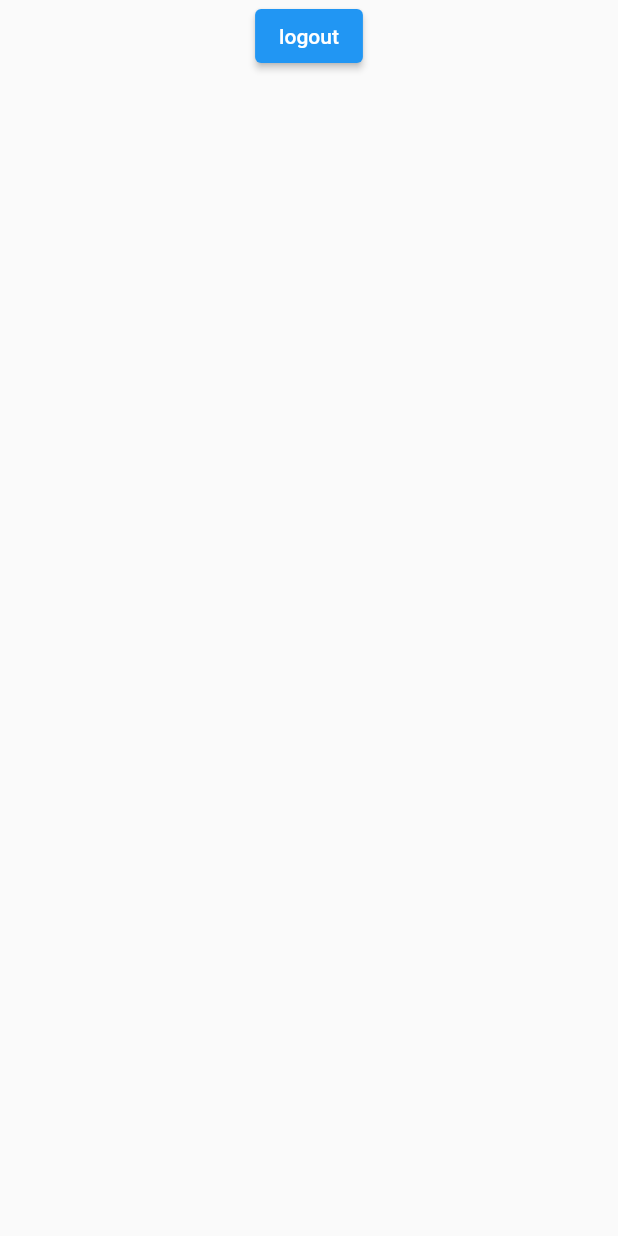
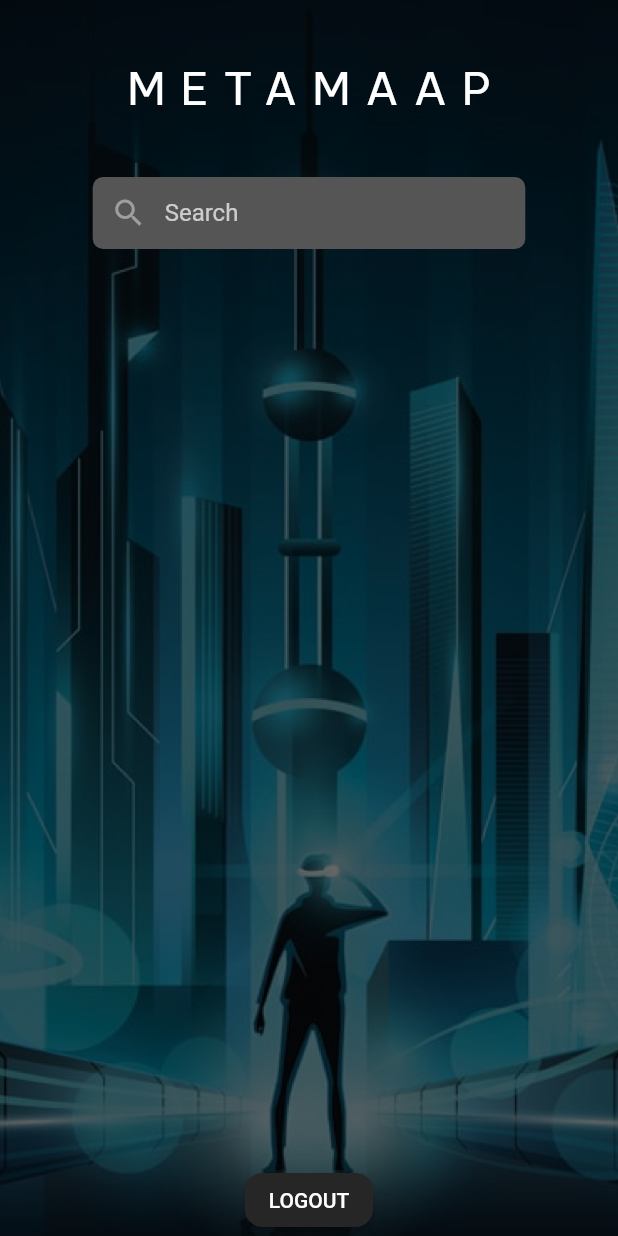
Before and after one commit to krifin/flutter-app-native, a Flutter app: the MyHome1 screen opened by its route, on a phone screen of 412 x 824 dp. Run offline on Flutter 3.47's test engine with Material 2 defaults, Android fonts, the phone set to English and light mode, and no system bars; our stand-ins replace cloud_firestore, firebase_auth, firebase_core, webview_flutter; missing offline and left inert: walletconnect_dart; accounts and stored records are empty; network calls fail.

Commit message:
afterloginhome added

```diff
--- a/lib/emailLogin.dart
+++ b/lib/emailLogin.dart
@@ -43,7 +43,7 @@ class _EmailLoginState extends State<EmailLogin> {
           SnackBar(content: Text('user logged in')),
         );
         print("user logged in");
-        Navigator.pushNamedAndRemoveUntil(context, "home", (route) => false);
+        Navigator.pushNamedAndRemoveUntil(context, "home1", (route) => false);
       }
     } on FirebaseAuthException catch (e) {
       // Show error message if sign in failed
--- a/lib/homeAfterLogin.dart
+++ b/lib/homeAfterLogin.dart
@@ -1,3 +1,4 @@
+import 'package:cloud_firestore/cloud_firestore.dart';
 import 'package:firebase_auth/firebase_auth.dart';
 import 'package:flutter/material.dart';
 
@@ -9,24 +10,181 @@ class MyHome1 extends StatefulWidget {
 }
 
 class _MyHome1State extends State<MyHome1> {
+  List<Map<String, dynamic>> documentsList = [];
+  List<Map<String, dynamic>> displayedList = [];
+  TextEditingController _searchController = TextEditingController();
+
+  Future<List<Map<String, dynamic>>> displayFields() async {
+    List<Map<String, dynamic>> list = [];
+    var data = await FirebaseFirestore.instance.collection('clientData').get();
+
+    data.docs.forEach((doc) {
+      list.add(doc.data());
+    });
+
+    return list;
+  }
+
+  @override
+  void initState() {
+    displayFields().then((list) {
+      setState(() {
+        documentsList = list;
+        displayedList = List.from(documentsList);
+        print(displayedList);
+        // Start by showing all data
+      });
+    });
+    _searchController.addListener(() {
+      filterSearchResults(_searchController.text);
+    });
+
+    super.initState();
+  }
+
+  @override
+  void dispose() {
+    _searchController.dispose();
+    super.dispose();
+  }
+
+  void filterSearchResults(String query) {
+    List<Map<String, dynamic>> searchResults = [];
+    if (query.isNotEmpty) {
+      documentsList.forEach((item) {
+        if (item["nm"].toLowerCase().contains(query.toLowerCase())) {
+          searchResults.add(item);
+        }
+      });
+      setState(() {
+        displayedList.clear();
+        displayedList.addAll(searchResults);
+      });
+    } else {
+      setState(() {
+        displayedList.clear();
+        displayedList.addAll(documentsList);
+      });
+    }
+
+    print(displayedList);
+  }
+
   @override
   Widget build(BuildContext context) {
     return Scaffold(
-      body: Container(
-        child: Center(
+      backgroundColor: Color(0xff1E1E1E),
+      body: SafeArea(
+          child: Stack(
+        alignment: Alignment.bottomCenter,
+        children: [
+          Container(
+            decoration: BoxDecoration(
+                image: DecorationImage(
+              image: AssetImage("assets/background.png"),
+              fit: BoxFit.cover,
+            )),
             child: Column(
               children: [
+                SizedBox(
+                  height: 40,
+                ),
+                Row(
+                  mainAxisAlignment: MainAxisAlignment.center,
+                  children: [
+                    Text(
+                      "METAMAAP",
+                      style: TextStyle(
+                          fontSize: 30,
+                          color: Colors.white,
+                          fontFamily: 'BeVeitnamPro',
+                          letterSpacing: 10),
+                    ),
+                  ],
+                ),
+                SizedBox(
+                  height: 40,
+                ),
+                Container(
+                  width: MediaQuery.of(context).size.width * 0.7,
+                  child: TextField(
+                    controller: _searchController,
+                    style: TextStyle(color: Colors.white),
+                    decoration: InputDecoration(
+                      prefixIcon: Icon(
+                        Icons.search,
+                        color: Colors.grey,
+                      ),
+                      hintText: 'Search',
+                      hintStyle: TextStyle(color: Colors.white70),
+                      filled: true,
+                      fillColor: Color(0xff555556),
+                      border: OutlineInputBorder(
+                        borderRadius: BorderRadius.circular(7.0),
+                        borderSide: BorderSide.none,
+                      ),
+                      contentPadding: EdgeInsets.symmetric(
+                        horizontal: 16.0,
+                      ),
+                    ),
+                  ),
+                ),
+              ],
+            ),
+          ),
           ElevatedButton(
+              style: ElevatedButton.styleFrom(
+                primary: Color(0xff262626),
+                shape: RoundedRectangleBorder(
+                  borderRadius: BorderRadius.circular(12.0),
+                ),
+              ),
               onPressed: () async {
                 await FirebaseAuth.instance.signOut();
                 Navigator.pushNamedAndRemoveUntil(
                     context, "home", (route) => false);
               },
-                  child: Text("logout"))
+              child: Text(
+                "LOGOUT",
+                style: TextStyle(color: Colors.white),
+              ))
         ],
-          ),
-        ),
-      ),
+      )),
+
+      // bottomNavigationBar: Container(
+      //   margin: EdgeInsets.only(left: 21, right: 21, bottom: 20),
+      //   child: Row(
+      //     mainAxisAlignment: MainAxisAlignment.spaceBetween,
+      //     children: [
+      //       Container(
+      //         decoration: BoxDecoration(
+      //           color: Color(0xff262626),
+      //           borderRadius: BorderRadius.circular(12.0),
+      //         ),
+      //         child: IconButton(
+      //             onPressed: () {},
+      //             icon: Icon(
+      //               Icons.search,
+      //               color: Colors.white,
+      //             )),
+      //       ),
+      //       ElevatedButton(
+      //           style: ElevatedButton.styleFrom(
+      //             primary: Color(0xff262626),
+      //             shape: RoundedRectangleBorder(
+      //               borderRadius: BorderRadius.circular(12.0),
+      //             ),
+      //           ),
+      //           onPressed: () {
+      //             Navigator.pushNamed(context, "connectnew");
+      //           },
+      //           child: Text(
+      //             "CONNECT",
+      //             style: TextStyle(color: Colors.white),
+      //           ))
+      //     ],
+      //   ),
+      // ),
     );
   }
 }
```
Lines whose indentation alone changed are shown as unchanged.
